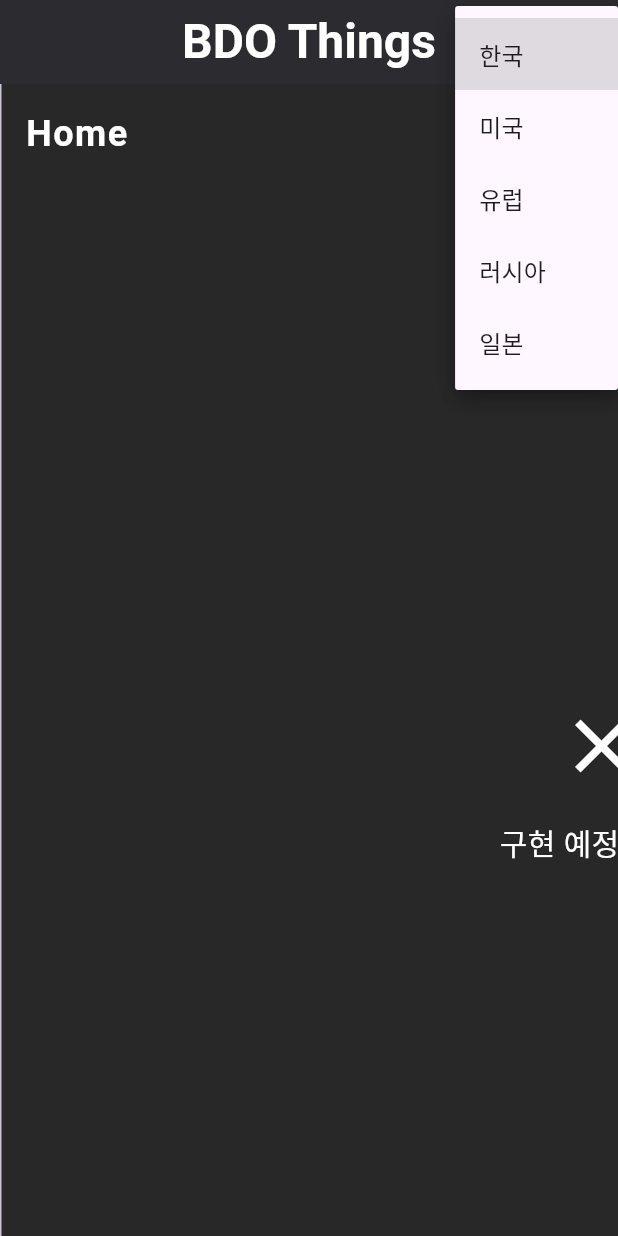
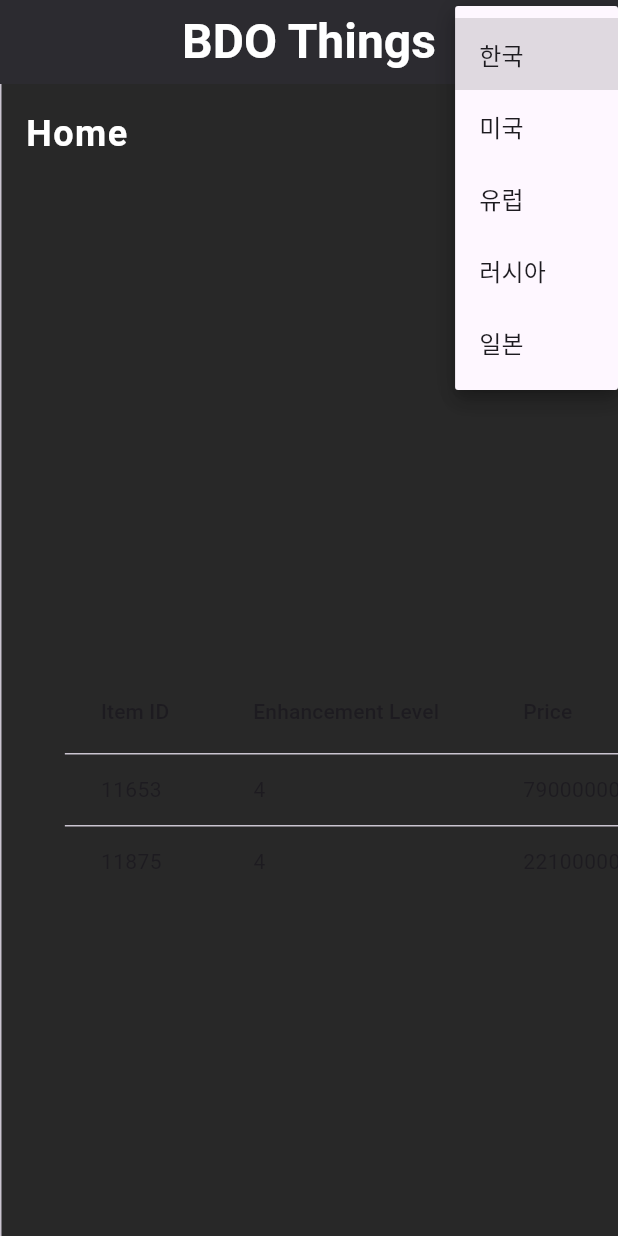
Before and after one commit to sms1875/BDO-Things, a Flutter app: the screen it shows after launch, after a tap on the "language" icon, on a phone screen of 412 x 824 dp. Run offline on Flutter 3.47's test engine with Material 3 defaults, Android fonts, the phone set to English and light mode, and no system bars; our stand-ins replace carousel_slider, syncfusion_flutter_calendar; missing offline and left inert: dart:html; network calls fail.

Commit message:
feat: 거래소 등록대기 목록 표시
서버에서 거래소 등록대기 물품을 받아와서 표시 기능 구현

```diff
--- a/lib/screen/home/widgets/home_widget.dart
+++ b/lib/screen/home/widgets/home_widget.dart
@@ -1,6 +1,7 @@
 import 'package:bdo_things/screen/base/base_widget.dart';
 import 'package:bdo_things/screen/home/widgets/event_banner_widget.dart';
 import 'package:bdo_things/screen/home/widgets/event_calendar_widget.dart';
+import 'package:bdo_things/screen/home/widgets/market_waitlist_widget.dart';
 import 'package:flutter/material.dart';
 
 import 'coupon_table_widget.dart';
@@ -20,9 +21,7 @@ class HomeWidget extends BaseWidget {
           child: Column(
             mainAxisAlignment: MainAxisAlignment.center,
             children: [
-              Icon(Icons.close, color: Colors.white, size: 60),
-              SizedBox(height: 20),
-              Text("구현 예정입니다", style: TextStyle(color: Colors.white, fontSize: 20)),
+              MarketWaitListWidget(),
             ],
           ),
         ),
@@ -36,20 +35,22 @@ class HomeWidget extends BaseWidget {
       direction: Axis.vertical,
       spacing: 10.0,
       children: [
-        SizedBox(
-          height: 400,
-          width: 400,
-          child: Column(
-            mainAxisAlignment: MainAxisAlignment.center,
-            children: [
-              SizedBox(
-                height: 200,
-                width: 300,
-                child: CouponTableWidget(),
-              ),
-            ],
-          ),
+        /*
+        Column(
+          mainAxisAlignment: MainAxisAlignment.center,
+          children: [
+            Icon(Icons.close, color: Colors.white, size: 60),
+            SizedBox(height: 20),
+            Text("구현 예정입니다", style: TextStyle(color: Colors.white, fontSize: 20)),
+          ],
         ),
+        */
+        /*
+            SizedBox(
+              height: 200,
+              width: 300,
+              child: CouponTableWidget(),
+            ),*/
       ],
     );
   }
@@ -60,11 +61,12 @@ class HomeWidget extends BaseWidget {
       direction: Axis.vertical,
       spacing: 10.0,
       children: [
+        /*
         EventBannerWidget(),
         SizedBox(
           width: 400,
           child: EventCalendarWidget(),
-        ),
+        ),*/
       ],
     );
   }
--- /dev/null
+++ b/lib/screen/home/widgets/market_waitlist_widget.dart
@@ -0,0 +1,74 @@
+import 'dart:convert';
+import 'package:http/http.dart' as http;
+import 'package:flutter/material.dart';
+
+List<Map<String, dynamic>> marketData = [
+  {
+    'Item ID': 11653,
+    'Enhancement Level': 4,
+    'Price': '79000000000',
+    'Timestamp when item hits the market': '2024-02-16T10:28:08.000Z'
+  },
+  {
+    'Item ID': 11875,
+    'Enhancement Level': 4,
+    'Price': '22100000000',
+    'Timestamp when item hits the market': '2024-02-16T10:29:26.000Z'
+  },
+  // Add more data as needed
+];
+
+class MarketWaitListWidget extends StatelessWidget {
+  const MarketWaitListWidget({Key? key}) : super(key: key);
+
+  Future<List<Map<String, dynamic>>> fetchMarketWaitList() async {
+    try {
+      final response = await http.get(Uri.parse('http://localhost:3000/marketWaitList'));
+      if (response.statusCode == 200) {
+        List<Map<String, dynamic>> data = jsonDecode(response.body)['data'];
+        print('Market wait list data: $data'); // Print the fetched data
+        return data;
+      } else {
+        print('Failed to load market wait list: ${response.statusCode}');
+        return []; // Return empty list if request fails
+      }
+    } catch (e) {
+      print('Failed to load market wait list: $e');
+      return marketData; // Return empty list if an exception occurs
+    }
+  }
+
+  @override
+  Widget build(BuildContext context) {
+    return SingleChildScrollView(
+      child: FutureBuilder<List<Map<String, dynamic>>>(
+        future: fetchMarketWaitList(),
+        builder: (context, snapshot) {
+          if (snapshot.connectionState == ConnectionState.waiting) {
+            return CircularProgressIndicator(); // Show loading indicator while fetching data
+          } else if (snapshot.hasError) {
+            return Text('Error: ${snapshot.error}'); // Show error message if fetching data fails
+          } else {
+            List<Map<String, dynamic>> marketWaitListData = snapshot.data ?? marketData; // Get fetched data
+            return DataTable(
+              columns: [
+                DataColumn(label: Text('Item ID')),
+                DataColumn(label: Text('Enhancement Level')),
+                DataColumn(label: Text('Price')),
+                DataColumn(label: Text('Timestamp when item hits the market')),
+              ],
+              rows: marketWaitListData
+                  .map((item) => DataRow(cells: [
+                DataCell(Text(item['Item ID'].toString())),
+                DataCell(Text(item['Enhancement Level'].toString())),
+                DataCell(Text(item['Price'].toString())),
+                DataCell(Text(item['Timestamp when item hits the market'].toString())),
+              ]))
+                  .toList(),
+            );
+          }
+        },
+      ),
+    );
+  }
+}
```
